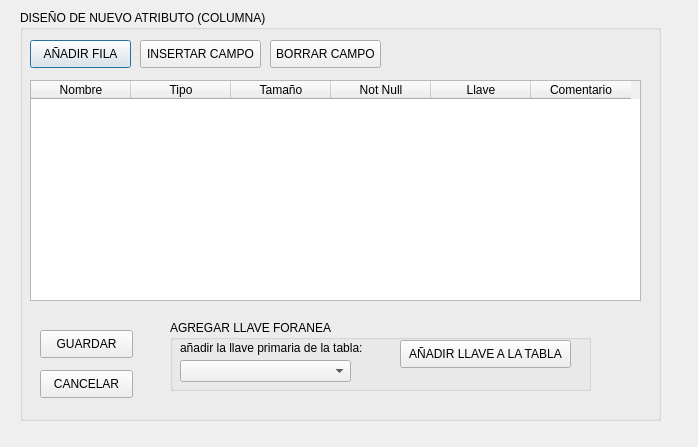
pedrokilo/SGBD_CRUDpy, file SGBD_OBDC/INTERFAZ DE BASE DE DATOS1.ui: the form before one commit.
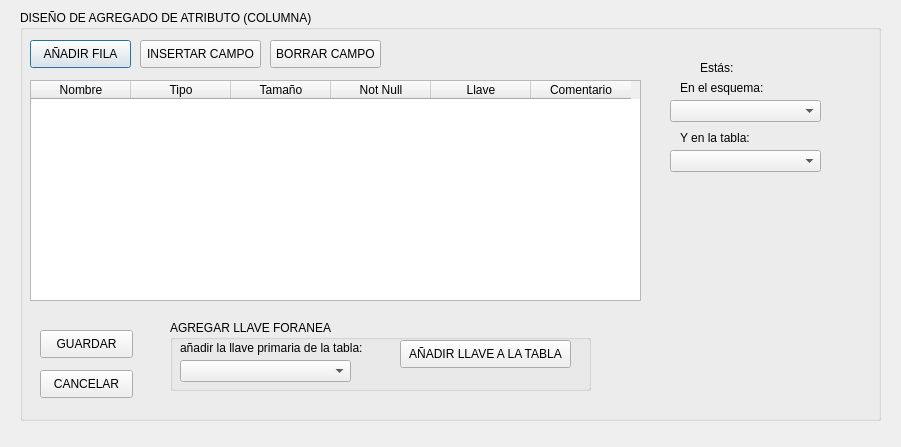
The form after the commit.

Commit message: CODIGO DE TBD

```diff
--- a/SGBD_OBDC/INTERFAZ DE BASE DE DATOS1.ui
+++ b/SGBD_OBDC/INTERFAZ DE BASE DE DATOS1.ui
@@ -6,7 +6,7 @@
    <rect>
     <x>0</x>
     <y>0</y>
-    <width>698</width>
+    <width>901</width>
     <height>447</height>
    </rect>
   </property>
@@ -18,12 +18,12 @@
     <rect>
      <x>20</x>
      <y>10</y>
-     <width>641</width>
+     <width>861</width>
      <height>411</height>
     </rect>
    </property>
    <property name="title">
-    <string>DISEÑO DE NUEVO ATRIBUTO (COLUMNA)</string>
+    <string>DISEÑO DE AGREGADO DE ATRIBUTO (COLUMNA)</string>
    </property>
    <widget class="QTableWidget" name="tab_AniadirColumna">
     <property name="geometry">
@@ -179,6 +179,65 @@
      <string>INSERTAR CAMPO</string>
     </property>
    </widget>
+   <widget class="QLabel" name="label">
+    <property name="geometry">
+     <rect>
+      <x>660</x>
+      <y>70</y>
+      <width>91</width>
+      <height>16</height>
+     </rect>
+    </property>
+    <property name="text">
+     <string>En el esquema:</string>
+    </property>
+   </widget>
+   <widget class="QLabel" name="label_2">
+    <property name="geometry">
+     <rect>
+      <x>680</x>
+      <y>50</y>
+      <width>55</width>
+      <height>16</height>
+     </rect>
+    </property>
+    <property name="text">
+     <string>Estás:</string>
+    </property>
+   </widget>
+   <widget class="QComboBox" name="cBox_esquemas">
+    <property name="geometry">
+     <rect>
+      <x>650</x>
+      <y>90</y>
+      <width>151</width>
+      <height>22</height>
+     </rect>
+    </property>
+   </widget>
+   <widget class="QLabel" name="label_3">
+    <property name="geometry">
+     <rect>
+      <x>660</x>
+      <y>120</y>
+      <width>91</width>
+      <height>16</height>
+     </rect>
+    </property>
+    <property name="text">
+     <string>Y en la tabla:</string>
+    </property>
+   </widget>
+   <widget class="QComboBox" name="cBox_tablas">
+    <property name="geometry">
+     <rect>
+      <x>650</x>
+      <y>140</y>
+      <width>151</width>
+      <height>22</height>
+     </rect>
+    </property>
+   </widget>
   </widget>
  </widget>
  <resources/>
```
The commit also changes 1 other file.
